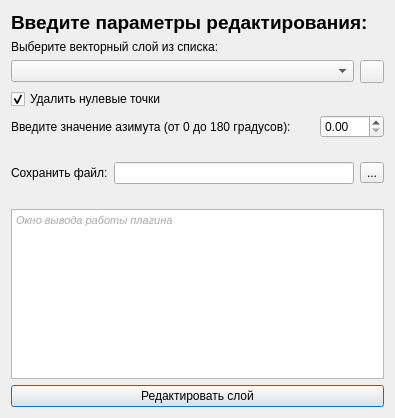
This is bpla_plugin_flights_dialog_base.ui in vedmitt/Argest as Qt 5 draws it before an edit. The edited form follows.
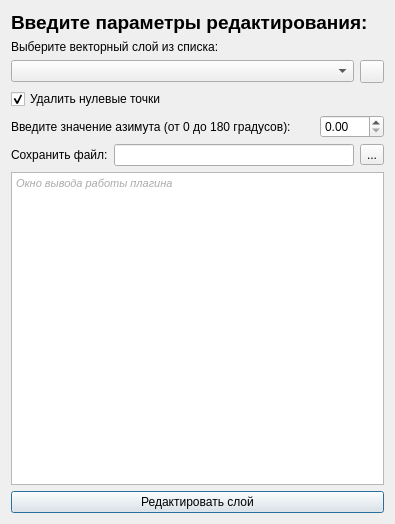
This is the edited form. Icons and pictures are not drawn.

Commit message: feat: algorithm upgrade

What changed in the file:
```diff
--- a/bpla_plugin_flights_dialog_base.ui
+++ b/bpla_plugin_flights_dialog_base.ui
@@ -7,7 +7,7 @@
     <x>0</x>
     <y>0</y>
     <width>395</width>
-    <height>418</height>
+    <height>524</height>
    </rect>
   </property>
   <property name="windowTitle">
@@ -97,19 +97,6 @@
      </item>
     </layout>
    </item>
-   <item>
-    <spacer name="verticalSpacer">
-     <property name="orientation">
-      <enum>Qt::Vertical</enum>
-     </property>
-     <property name="sizeHint" stdset="0">
-      <size>
-       <width>20</width>
-       <height>40</height>
-      </size>
-     </property>
-    </spacer>
-   </item>
    <item>
     <layout class="QHBoxLayout" name="horizontalLayout">
      <item>
@@ -131,19 +118,6 @@
      </item>
     </layout>
    </item>
-   <item>
-    <spacer name="verticalSpacer_2">
-     <property name="orientation">
-      <enum>Qt::Vertical</enum>
-     </property>
-     <property name="sizeHint" stdset="0">
-      <size>
-       <width>20</width>
-       <height>40</height>
-      </size>
-     </property>
-    </spacer>
-   </item>
    <item>
     <widget class="QTextEdit" name="textEdit">
      <property name="enabled">
```
The commit also changes 2 other files.
